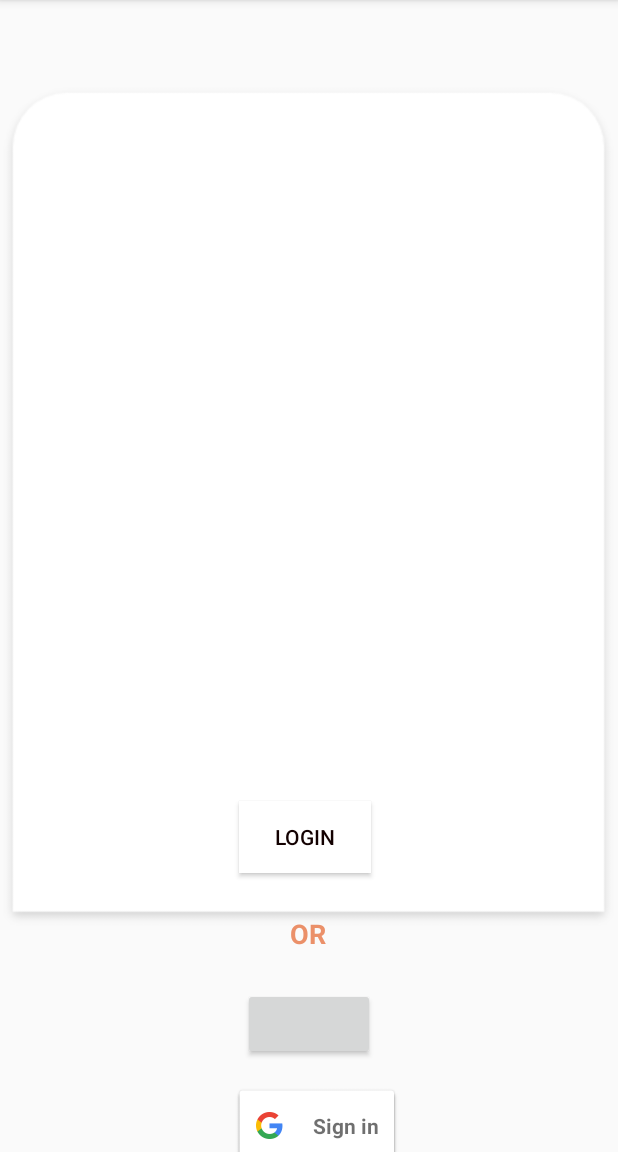
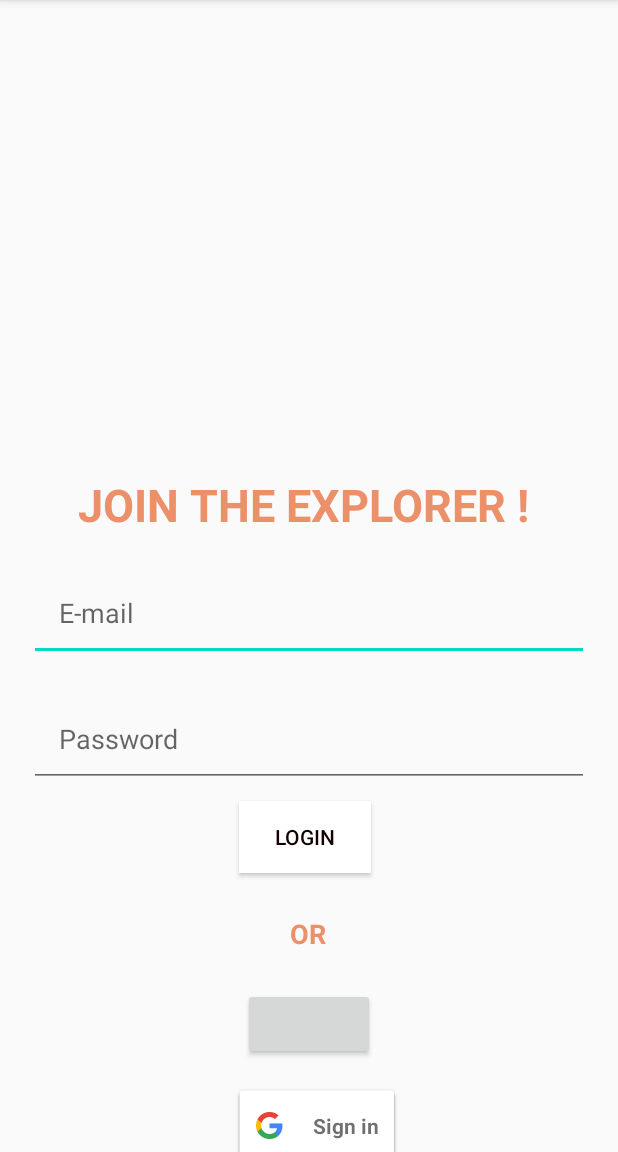
Before and after one commit to nawresfatma/authStage, an Android app: the screen it shows after launch (LoginActivity), after a tap on "Already have an account ?", on a phone screen of 412 x 824 dp, the part 84-1236 px from its top. Run offline under Robolectric (Android 15) with nearby library versions, the phone set to English and light mode, and no system bars; our stand-ins replace Firebase (no records; nobody signed in at launch, a user with empty details on screens opened directly); libraries missing offline, so code that uses them is left out: com.facebook, com.facebook.appevents, com.facebook.login; plain views replace LoginButton; 6 statements that could not run were skipped; 1 other tap on this screen came first.

```diff
--- a/app/src/main/java/com/example/authenticationfatma/MainActivity.java
+++ b/app/src/main/java/com/example/authenticationfatma/MainActivity.java
@@ -16,6 +16,9 @@ import com.google.android.gms.tasks.OnCompleteListener;
 import com.google.android.gms.tasks.Task;
 import com.google.firebase.auth.AuthResult;
 import com.google.firebase.auth.FirebaseAuth;
+import com.google.firebase.auth.FirebaseUser;
+import com.google.firebase.database.DatabaseReference;
+import com.google.firebase.database.FirebaseDatabase;
 
 public class MainActivity extends AppCompatActivity {
     TextView submit ,textView2;
@@ -23,7 +26,14 @@ public class MainActivity extends AppCompatActivity {
     Button but;
     ProgressBar progress;
     FirebaseAuth mAuth;
+    User user;
 
+    private FirebaseDatabase database;
+    private DatabaseReference myRef;
+    private FirebaseUser userkey;
+
+    private String Email;
+    private String Name;
 
 
     @Override
@@ -44,13 +54,16 @@ public class MainActivity extends AppCompatActivity {
             finish();
         }
 
+        database = FirebaseDatabase.getInstance();
+        myRef = database.getReference().child("users");
+
 
         but.setOnClickListener(new View.OnClickListener() {
             @Override
             public void onClick(View v) {
-                String Email =email.getText().toString().trim();
+                Email =email.getText().toString().trim();
                 String Pwd = pwd.getText().toString().trim();
-                String Name=fullname.getText().toString();
+                Name =fullname.getText().toString();
                 if(Email.isEmpty()){
                     email.setError("Please enter email id");
                     email.requestFocus();
@@ -77,6 +90,12 @@ public class MainActivity extends AppCompatActivity {
                                 progress.setVisibility(View.GONE);
 
                             }else{
+                                userkey = FirebaseAuth.getInstance().getCurrentUser() ;
+
+                                user = new User(Name , Email);
+
+                                myRef.child(userkey.getUid()).setValue(user);
+
                                 startActivity(new Intent(MainActivity.this, HomeActivity.class));
 
 
@@ -101,4 +120,5 @@ public class MainActivity extends AppCompatActivity {
 
     }
 
+
 }
--- a/app/src/main/java/com/example/authenticationfatma/User.java
+++ b/app/src/main/java/com/example/authenticationfatma/User.java
@@ -3,8 +3,10 @@ package com.example.authenticationfatma;
 public class User {
     String fullname , email,password;
 
-    public User(String fullname) {
+
+    public User(String fullname, String email) {
         this.fullname = fullname;
+        this.email = email;
     }
 
     public User() {
--- a/app/src/main/res/layout/activity_login.xml
+++ b/app/src/main/res/layout/activity_login.xml
@@ -6,6 +6,16 @@
     android:layout_height="match_parent"
     android:visibility="visible"
     tools:context=".LoginActivity">
+
+
+    <!--<ImageView
+    android:id="@+id/imageView"
+
+    android:layout_width="411dp"
+    android:layout_height="675dp"
+    app:srcCompat="@drawable/rectangle"
+    tools:layout_editor_absoluteX="0dp">
+    tools:layout_editor_absoluteY="240dp" />-->
 
     <TextView
         android:id="@+id/signIn"
@@ -137,7 +147,7 @@
         android:layout_marginStart="16dp"
         android:layout_marginLeft="16dp"
         android:layout_marginBottom="24dp"
-        android:text="Create new account   "
+        android:text="Create new account"
         android:textColor="#000"
         app:layout_constraintBottom_toBottomOf="parent"
         app:layout_constraintEnd_toStartOf="@+id/textView"
@@ -146,13 +156,6 @@
         app:layout_constraintTop_toBottomOf="@+id/signInButton"
         app:layout_constraintVertical_bias="1.0" />
 
-    <ImageView
-        android:id="@+id/imageView"
 
-        android:layout_width="411dp"
-        android:layout_height="675dp"
-        app:srcCompat="@drawable/Rectangle"
-        tools:layout_editor_absoluteX="0dp"
-        tools:layout_editor_absoluteY="240dp" />
 
 </androidx.constraintlayout.widget.ConstraintLayout>
```
Also changed, not shown: app/src/main/res/drawable/email.png (renamed from app/src/main/res/drawable/email (1).png), app/src/main/res/drawable/family.png (renamed from app/src/main/res/drawable/Family.png), app/src/main/res/drawable/rectangle.png (renamed from app/src/main/res/drawable/Rectangle.png), app/src/main/res/drawable/user.png (renamed from app/src/main/res/drawable/user (1).png).
